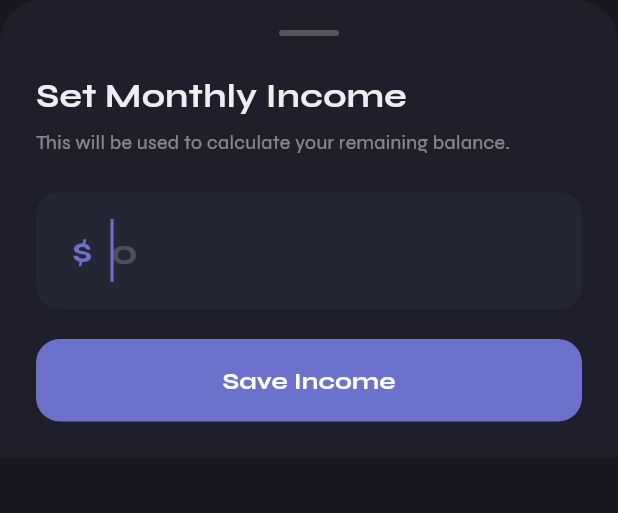
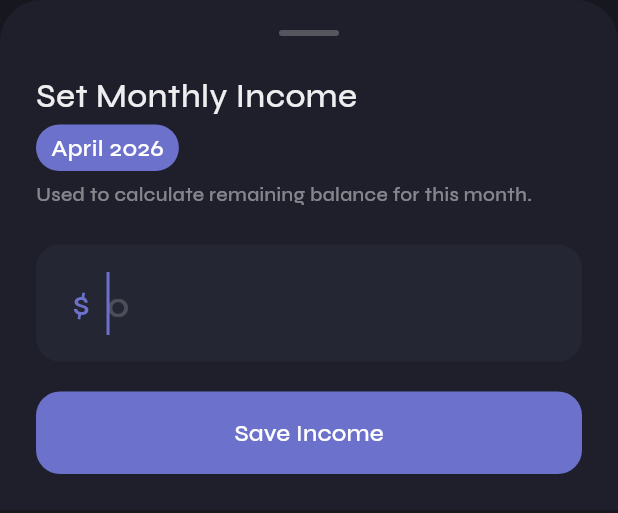
Before and after one commit to sabihaniaz7/Expense-Tracker-Flutter, a Flutter app: the SetIncomeSheet widget shown alone on an empty page, opened directly, on a phone screen of 412 x 824 dp. Shown: the top 513 px of the screen. Run offline on Flutter 3.47's test engine with Material 3 defaults, Android fonts, the phone set to English and light mode, and no system bars; our stand-ins replace fl_chart, hive, hive_flutter, shared_preferences; accounts and stored records are empty.

Commit message:
feat: add Month Label

```diff
--- a/lib/widgets/set_income_sheet.dart
+++ b/lib/widgets/set_income_sheet.dart
@@ -1,10 +1,14 @@
 import 'package:flutter/material.dart';
+import 'package:intl/intl.dart';
 import '../theme/app_theme.dart';
 import 'package:provider/provider.dart';
 import '../providers/expense_provider.dart';
 
 class SetIncomeSheet extends StatefulWidget {
-  const SetIncomeSheet({super.key});
+  /// The month key (e.g. "2026-03") this sheet sets income for.
+  /// Defaults to current month if null
+  final String? monthKey;
+  const SetIncomeSheet({super.key, this.monthKey});
 
   @override
   State<SetIncomeSheet> createState() => _SetIncomeSheetState();
@@ -12,10 +16,18 @@ class SetIncomeSheet extends StatefulWidget {
 
 class _SetIncomeSheetState extends State<SetIncomeSheet> {
   final _ctrl = TextEditingController();
+  String get _mKey =>
+      widget.monthKey ?? context.read<ExpenseProvider>().currentMonthKey;
+
+  String get _monthLabel {
+    final date = DateTime.parse('$_mKey-01');
+    return DateFormat('MMMM yyyy').format(date);
+  }
+
   @override
   void initState() {
     super.initState();
-    final income = context.read<ExpenseProvider>().currentMonthIncome;
+    final income = context.read<ExpenseProvider>().getIncomeForMonth(_mKey);
     if (income > 0) _ctrl.text = income.toStringAsFixed(0);
   }
 
@@ -54,16 +66,42 @@ class _SetIncomeSheetState extends State<SetIncomeSheet> {
             'Set Monthly Income',
             style: TextStyle(
               fontSize: 22,
-              fontWeight: FontWeight.bold,
+              fontWeight: FontWeight.w500,
               color: textColor,
             ),
           ),
+          const SizedBox(height: 4),
+          // Show which month is being edited — key detail
+          Row(
+            children: [
+              Container(
+                padding: const EdgeInsets.symmetric(
+                  horizontal: 10,
+                  vertical: 4,
+                ),
+                decoration: BoxDecoration(
+                  color: AppTheme.neonPurple,
+                  borderRadius: BorderRadius.circular(20),
+                ),
+                child: Text(
+                  _monthLabel,
+                  style: TextStyle(
+                    color: Colors.white,
+                    fontSize: 16,
+                    fontWeight: FontWeight.w500,
+                  ),
+                ),
+              ),
+            ],
+          ),
+
           const SizedBox(height: 6),
           Text(
-            'This will be used to calculate your remaining balance.',
+            'Used to calculate remaining balance for this month.',
             style: TextStyle(
               fontSize: 13,
               color: textColor.withValues(alpha: 0.5),
+              fontWeight: FontWeight.w500,
             ),
           ),
           const SizedBox(height: 24),
@@ -81,13 +119,13 @@ class _SetIncomeSheetState extends State<SetIncomeSheet> {
               prefixStyle: TextStyle(
                 color: AppTheme.neonPurple,
                 fontSize: 24,
-                fontWeight: FontWeight.w600,
+                fontWeight: FontWeight.w500,
               ),
               hintText: '0',
               hintStyle: TextStyle(
                 color: textColor.withValues(alpha: 0.2),
                 fontSize: 24,
-                fontWeight: FontWeight.w600,
+                fontWeight: FontWeight.w500,
               ),
               filled: true,
               fillColor: isDark
@@ -127,7 +165,7 @@ class _SetIncomeSheetState extends State<SetIncomeSheet> {
               ),
               child: const Text(
                 'Save Income',
-                style: TextStyle(fontSize: 16, fontWeight: FontWeight.w700),
+                style: TextStyle(fontSize: 16, fontWeight: FontWeight.w500),
               ),
             ),
           ),
```
